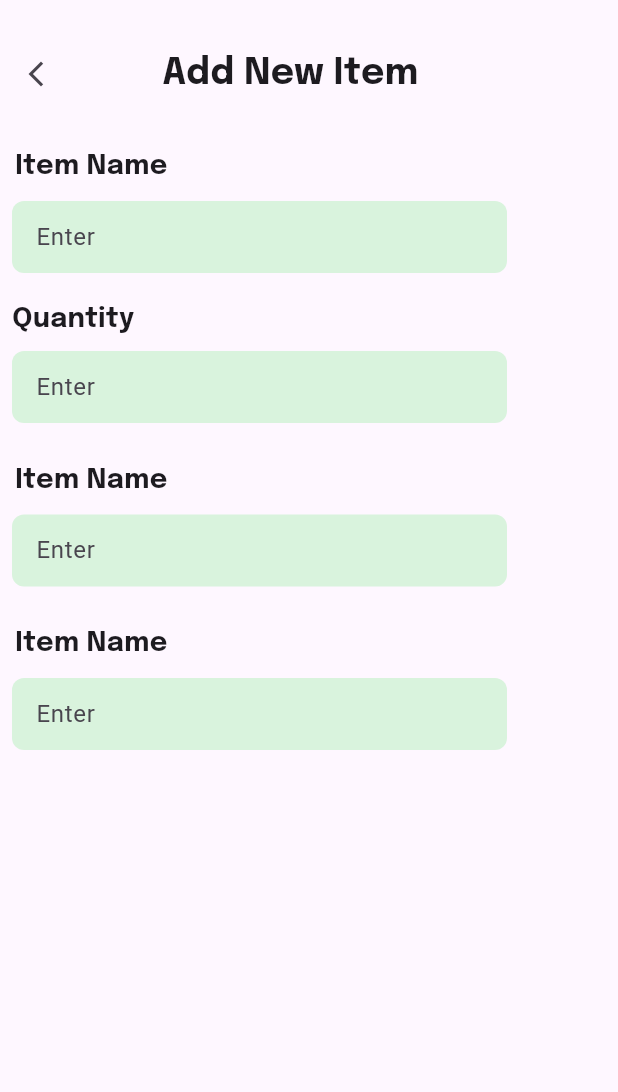
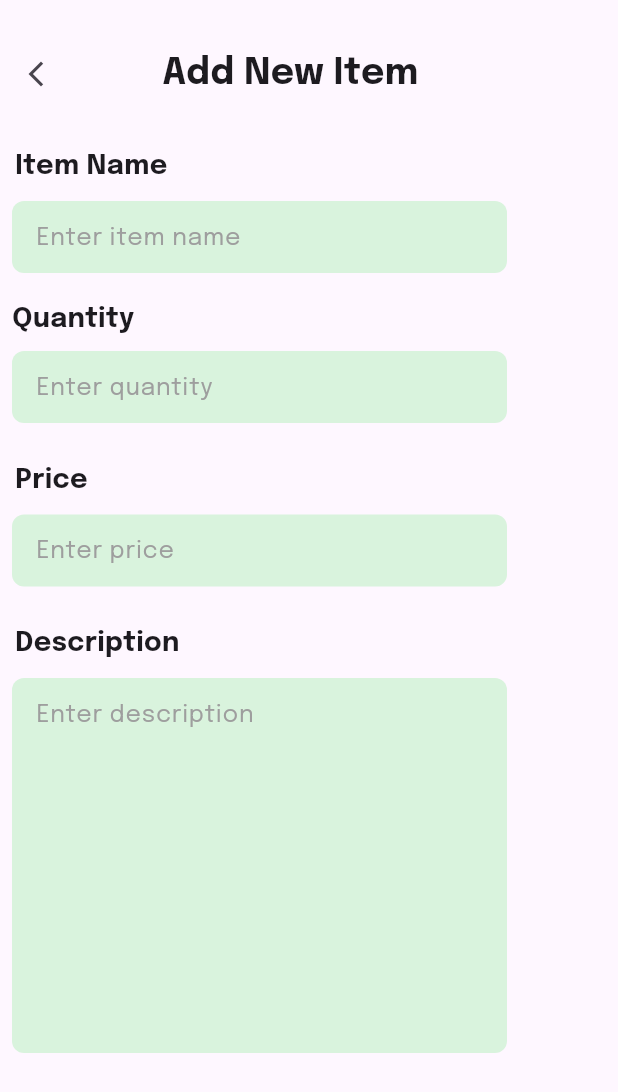
Before and after one commit to Jotham0505/Inventory_Management_App_Flutter, a Flutter app: the screen it shows after launch, item 2 of the bottom bar chosen, on a phone screen of 412 x 824 dp. Shown: the top 1092 px of the screen. Run offline on Flutter 3.47's test engine with Material 3 defaults, Android fonts, the phone set to English and light mode, and no system bars; our stand-ins replace flutter_secure_storage.

Commit message:
add new item

```diff
--- a/lib/pages/App_Pages/addItemsPage.dart
+++ b/lib/pages/App_Pages/addItemsPage.dart
@@ -60,9 +60,13 @@ class Additemspage extends StatelessWidget {
               ),
               child: TextField(
                 decoration: InputDecoration(
-                  hintText: 'Enter',
+                  hintText: 'Enter item name',
                   border: InputBorder.none,
                   contentPadding: EdgeInsets.symmetric(horizontal: 16.0),
+                  hintStyle: TextStyle(
+                    fontFamily: 'Epilogue',
+                    color: Colors.grey,
+                  ),
                 ),
               ),
             ),
@@ -91,9 +95,13 @@ class Additemspage extends StatelessWidget {
               ),
               child: TextField(
                 decoration: InputDecoration(
-                  hintText: 'Enter',
+                  hintText: 'Enter quantity',
                   border: InputBorder.none,
                   contentPadding: EdgeInsets.symmetric(horizontal: 16.0),
+                  hintStyle: TextStyle(
+                    fontFamily: 'Epilogue',
+                    color: Colors.grey,
+                  ),
                 ),
               ),
             ),
@@ -104,7 +112,7 @@ class Additemspage extends StatelessWidget {
           Padding(
             padding: const EdgeInsets.all(10.0),
             child: Text(
-              "Item Name",
+              "Price",
               style: TextStyle(
                 fontSize: 18,
                 fontWeight: FontWeight.bold,
@@ -122,9 +130,13 @@ class Additemspage extends StatelessWidget {
               ),
               child: TextField(
                 decoration: InputDecoration(
-                  hintText: 'Enter',
+                  hintText: 'Enter price',
                   border: InputBorder.none,
                   contentPadding: EdgeInsets.symmetric(horizontal: 16.0),
+                  hintStyle: TextStyle(
+                    fontFamily: 'Epilogue',
+                    color: Colors.grey,
+                  ),
                 ),
               ),
             ),
@@ -135,7 +147,7 @@ class Additemspage extends StatelessWidget {
           Padding(
             padding: const EdgeInsets.all(10.0),
             child: Text(
-              "Item Name",
+              "Description",
               style: TextStyle(
                 fontSize: 18,
                 fontWeight: FontWeight.bold,
@@ -147,15 +159,20 @@ class Additemspage extends StatelessWidget {
             padding: const EdgeInsets.symmetric(horizontal: 8.0),
             child: Container(
               width: 330,
+              height: 250,
               decoration: BoxDecoration(
                 color: Color.fromARGB(255, 217, 243, 221),
                 borderRadius: BorderRadius.circular(8.0),
               ),
               child: TextField(
                 decoration: InputDecoration(
-                  hintText: 'Enter',
+                  hintText: 'Enter description',
                   border: InputBorder.none,
                   contentPadding: EdgeInsets.symmetric(horizontal: 16.0),
+                  hintStyle: TextStyle(
+                    fontFamily: 'Epilogue',
+                    color: Colors.grey,
+                  ),
                 ),
               ),
             ),
```
